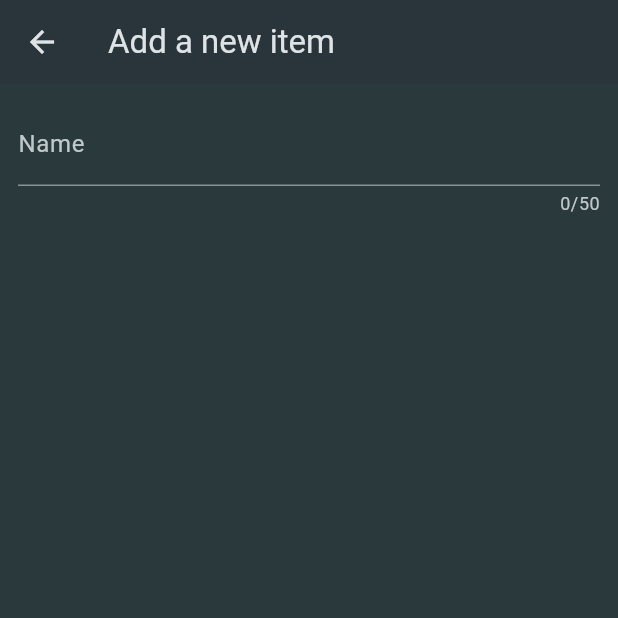
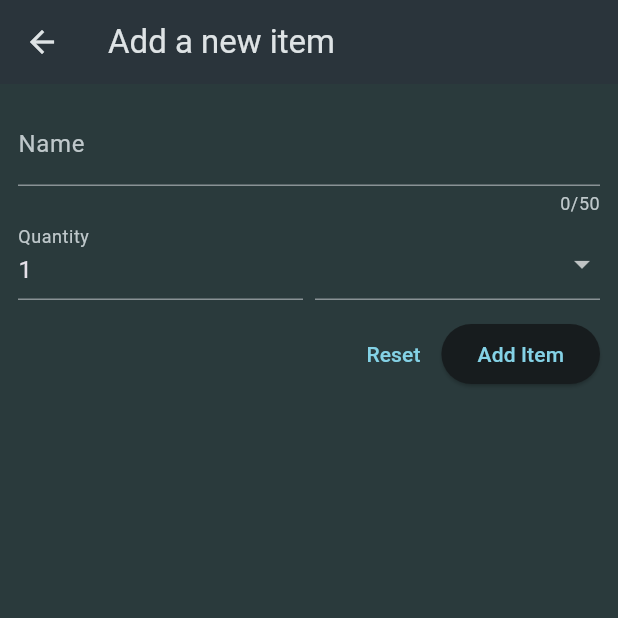
Before and after one commit to ishwar46/everydayFlutter, a Flutter app: the NewItem screen opened directly, on a phone screen of 412 x 824 dp, the top half of it. Run offline on Flutter 3.47's test engine with Material 3 defaults, Android fonts, the phone set to English and light mode, and no system bars; our stand-ins replace flutter_riverpod, google_fonts, transparent_image.

Commit message:
Update new_item.dart

```diff
--- a/shopping_list/lib/widgets/new_item.dart
+++ b/shopping_list/lib/widgets/new_item.dart
@@ -1,4 +1,5 @@
 import 'package:flutter/material.dart';
+import 'package:shopping_list/data/categories.dart';
 
 class NewItem extends StatefulWidget {
   const NewItem({super.key});
@@ -9,6 +10,12 @@ class NewItem extends StatefulWidget {
 }
 
 class _NewItemState extends State<NewItem> {
+  final _formKey = GlobalKey<FormState>();
+
+  void _saveItem() {
+    _formKey.currentState!.validate();
+  }
+
   @override
   Widget build(BuildContext context) {
     return Scaffold(
@@ -16,14 +23,78 @@ class _NewItemState extends State<NewItem> {
       body: Padding(
         padding: const EdgeInsets.all(12),
         child: Form(
+          key: _formKey,
           child: Column(
             children: [
               TextFormField(
                 maxLength: 50,
                 decoration: InputDecoration(label: Text('Name')),
                 validator: (value) {
-                  return 'Demo Error....';
+                  if (value == null ||
+                      value.isEmpty ||
+                      value.trim().length <= 1 ||
+                      value.trim().length > 50) {
+                    return 'Must be between 1 and 50 characters.';
+                  }
+                  return null;
                 },
+              ),
+              Row(
+                crossAxisAlignment: CrossAxisAlignment.end,
+                children: [
+                  Expanded(
+                    child: TextFormField(
+                      decoration: InputDecoration(label: Text('Quantity')),
+                      keyboardType: TextInputType.number,
+                      validator: (value) {
+                        if (value == null ||
+                            value.isEmpty ||
+                            int.tryParse(value) == null ||
+                            int.tryParse(value)! <= 0) {
+                          return 'Must be a valid positive number';
+                        }
+                        return null;
+                      },
+                      initialValue: '1',
+                    ),
+                  ),
+                  const SizedBox(width: 8),
+                  Expanded(
+                    child: DropdownButtonFormField(
+                      items: [
+                        for (final category in categories.entries)
+                          DropdownMenuItem(
+                            value: category.value,
+                            child: Row(
+                              children: [
+                                Container(
+                                  width: 16,
+                                  height: 16,
+                                  color: category.value.color,
+                                ),
+                                SizedBox(width: 6),
+                                Text(category.value.title),
+                              ],
+                            ),
+                          ),
+                      ],
+                      onChanged: (value) {},
+                    ),
+                  ),
+                ],
+              ),
+              const SizedBox(height: 12),
+              Row(
+                mainAxisAlignment: MainAxisAlignment.end,
+                children: [
+                  TextButton(
+                    onPressed: () {
+                      _formKey.currentState!.reset();
+                    },
+                    child: Text('Reset'),
+                  ),
+                  ElevatedButton(onPressed: _saveItem, child: Text('Add Item')),
+                ],
               ),
             ],
           ),
```
